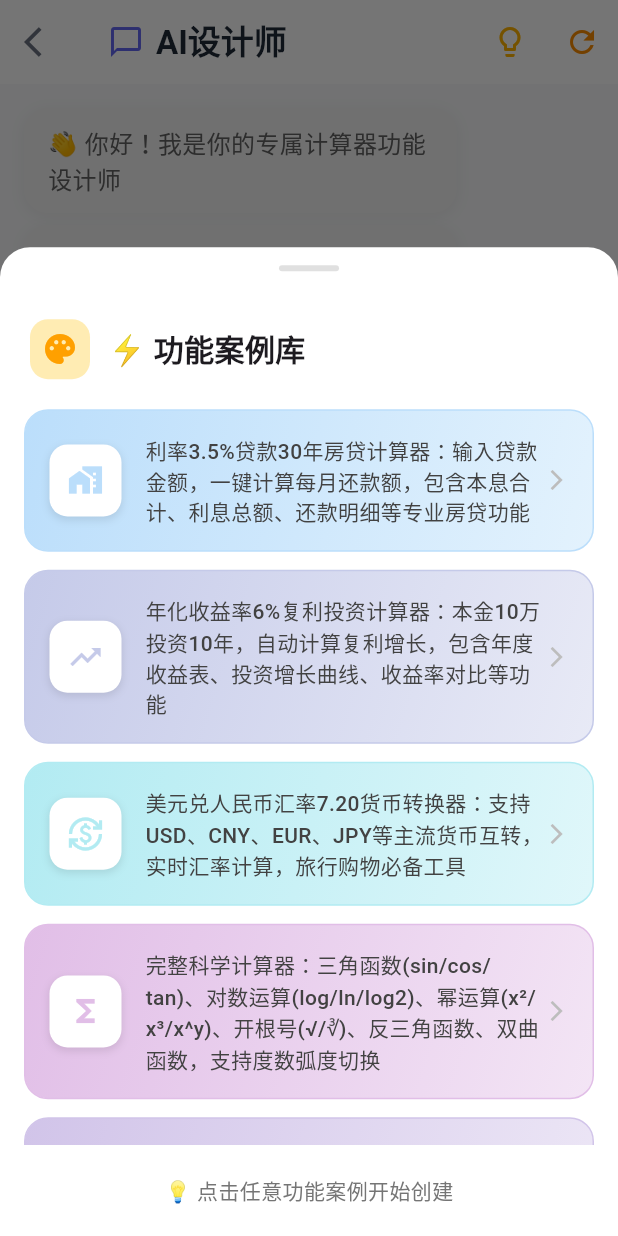
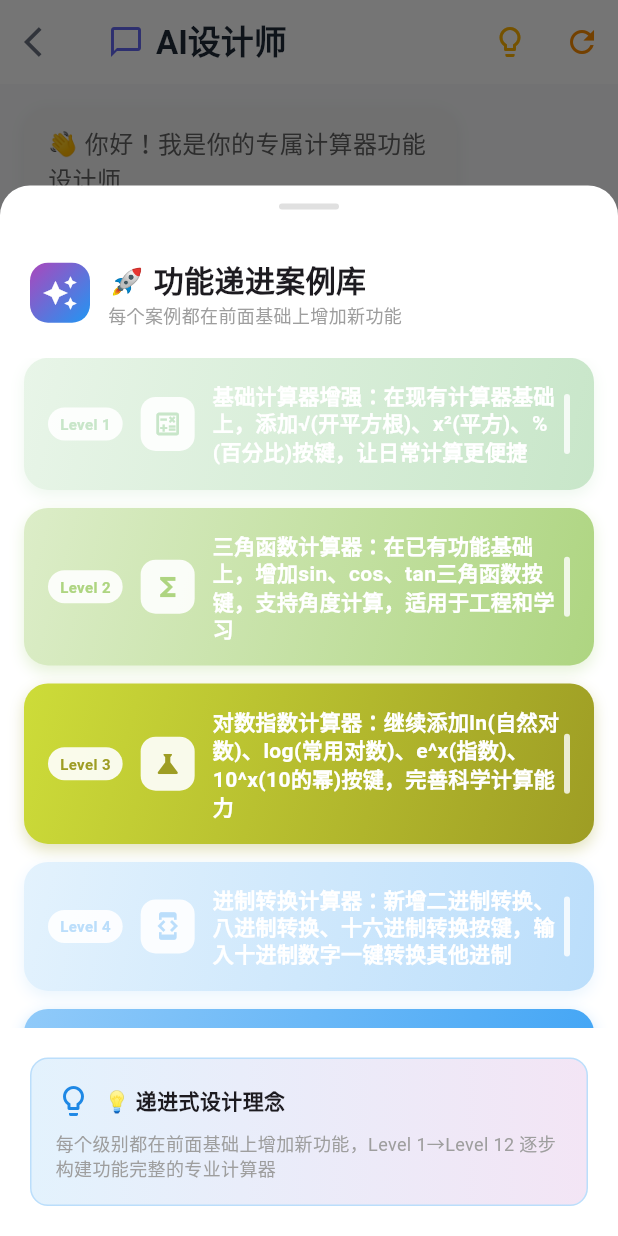
Before and after one commit to visionwise-nick/Queee-Calculator, a Flutter app: the AICustomizeScreen screen opened directly, after a tap on the "lightbulb outline" icon, on a phone screen of 412 x 824 dp. Run offline on Flutter 3.47's test engine with Material 3 defaults, Android fonts, the phone set to English and light mode, and no system bars; our stand-ins replace math_expressions, shared_preferences; accounts and stored records are empty; Roboto replaces fonts that are missing (SF Pro Display).

Commit message:
🚀【版本00094功能递进案例库重构】完全重新设计AI设计师案例库，从互斥式转为递进式增强型案例库：
1）🎯 递进式设计理念创新：案例库从Level 1→Level 12设计，每个级别都在前面基础上增加新功能，不是互相替换而是功能累积增强，用户可以根据需求选择合适的功能级别；

2）🔄 12级功能递进路径：
   - Level 1-3: 基础功能（√/x²/%→三角函数→对数指数）
   - Level 4-6: 专业功能（进制转换→基础金融→房贷专业）
   - Level 7-9: 高级功能（统计分析→组合排列→生活实用）
   - Level 10-12: 终极功能（单位转换→专业工具→全功能超级）；

3）🎨 视觉层级化设计：递进式色彩从绿色→蓝色→紫色→橙色表示功能复杂度升级，级别标签清晰显示进度，图标配色体现功能层次，进度指示器突出递进关系；

4）💡 用户体验提升：案例描述强调'在现有基础上增加'突出递进关系，每个案例都是实际可实现的功能，避免互斥替换带来的功能丢失，提供完整的功能升级路径；

5）🔧 技术实现优化：完全重写_showQuickReplies方法，删除旧的分类式案例结构，新增递进式色彩数组和图标数组，动态级别标签生成，渐变色彩设计增强视觉层次；

从原来的分类互斥式案例库升级为递进增强式案例库，用户可以按需选择功能级别，每个级别都保留前面所有功能并增加新特性，彻底解决了案例间功能冲突的问题

```diff
--- a/lib/screens/ai_customize_screen.dart
+++ b/lib/screens/ai_customize_screen.dart
@@ -322,33 +322,43 @@ class _AICustomizeScreenState extends State<AICustomizeScreen>
     }
   }
 
-
-
-
-
-
-
   void _showQuickReplies() {
     final quickReplies = [
-      // 🏦 金融计算专家级
-      '利率3.5%贷款30年房贷计算器：输入贷款金额，一键计算每月还款额，包含本息合计、利息总额、还款明细等专业房贷功能',
-      '年化收益率6%复利投资计算器：本金10万投资10年，自动计算复利增长，包含年度收益表、投资增长曲线、收益率对比等功能',
-      '美元兑人民币汇率7.20货币转换器：支持USD、CNY、EUR、JPY等主流货币互转，实时汇率计算，旅行购物必备工具',
+      // 🔢 Level 1：基础数学增强 - 在标准计算器基础上增加平方根和百分比
+      '基础计算器增强：在现有计算器基础上，添加√(开平方根)、x²(平方)、%(百分比)按键，让日常计算更便捷',
 
-      // 🔬 科学计算专业级
-      '完整科学计算器：三角函数(sin/cos/tan)、对数运算(log/ln/log2)、幂运算(x²/x³/x^y)、开根号(√/∛)、反三角函数、双曲函数，支持度数弧度切换',
-      '工程师专用计算器：精密计算工具，包含科学常数(π/e)、统计函数(均值/方差/标准差)、组合排列(C/P)、阶乘、倒数等高级数学函数',
-      '程序员进制转换器：支持二进制、八进制、十进制、十六进制互转，位运算(AND/OR/XOR)，编程开发必备工具',
+      // 🔬 Level 2：三角函数扩展 - 继续增加科学计算功能
+      '三角函数计算器：在已有功能基础上，增加sin、cos、tan三角函数按键，支持角度计算，适用于工程和学习',
 
-      // 💼 实用工具专家级
-      'BMI健康指数计算器：输入身高体重自动计算BMI指数，提供健康评估建议，支持国际标准和亚洲标准对比分析',
-      '多功能单位转换器：长度(厘米↔英寸↔英尺)、重量(公斤↔磅↔盎司)、温度(摄氏度↔华氏度)、面积体积转换，生活工作全覆盖',
-      '智能折扣税费计算器：打8折+13%税费一键计算，支持优惠券叠加、会员折扣、税率计算，购物省钱神器',
+      // 📐 Level 3：对数指数增强 - 进一步扩展科学计算
+      '对数指数计算器：继续添加ln(自然对数)、log(常用对数)、e^x(指数)、10^x(10的幂)按键，完善科学计算能力',
 
-      // 🎯 专业定制计算器
-      '餐厅小费计算器：15%/18%/20%小费标准，按人数平摊账单，支持自定义小费比例，聚餐必备工具',
-      '燃油效率计算器：油价8.5元/升，输入里程自动计算油费，支持百公里油耗、每公里成本分析，开车省钱助手',
-      '学生成绩统计器：输入各科分数自动计算平均分、总分、排名预估，支持加权平均、学分计算，学习成绩管理专家',
+      // 🔄 Level 4：进制转换功能 - 添加程序员常用功能
+      '进制转换计算器：新增二进制转换、八进制转换、十六进制转换按键，输入十进制数字一键转换其他进制',
+
+      // 💰 Level 5：金融计算入门 - 添加基本金融功能
+      '基础金融计算器：增加复利计算(本金、利率、年数)和汇率转换(金额、汇率)按键，满足投资理财基本需求',
+
+      // 🏠 Level 6：房贷专业计算 - 专业金融计算扩展
+      '房贷计算器专业版：添加房贷月供计算按键，输入贷款金额、年利率、贷款年限，一键计算每月还款额',
+
+      // 📊 Level 7：统计分析功能 - 数据处理能力
+      '统计分析计算器：新增平均值、标准差、方差、最大值、最小值按键，支持多数字输入进行统计分析',
+
+      // 🔀 Level 8：组合排列数学 - 高级数学功能
+      '组合排列计算器：添加组合C(n,r)、排列P(n,r)、阶乘n!按键，解决概率统计和数学问题',
+
+      // 🏥 Level 9：生活实用工具 - 日常应用扩展
+      '生活实用计算器：增加BMI计算(身高、体重)、小费计算(账单、小费率)、折扣计算(原价、折扣率)按键',
+
+      // 🌡️ Level 10：单位转换大全 - 全方位转换功能
+      '单位转换计算器：添加温度转换(摄氏度↔华氏度)、长度转换(厘米↔英寸)、重量转换(公斤↔磅)按键',
+
+      // 🎯 Level 11：专业定制工具 - 行业专用功能
+      '专业工具计算器：新增燃油效率(里程、油价)、学生成绩(各科分数平均)、餐厅AA(总额、人数)专用按键',
+
+      // 🚀 Level 12：全功能计算器 - 终极完整版
+      '全功能超级计算器：集成所有功能，包含基础运算+科学计算+金融工具+统计分析+单位转换+生活实用，打造专业计算平台',
     ];
 
     showModalBottomSheet(
@@ -356,7 +366,7 @@ class _AICustomizeScreenState extends State<AICustomizeScreen>
       backgroundColor: Colors.transparent,
       isScrollControlled: true,
       builder: (context) => Container(
-        height: MediaQuery.of(context).size.height * 0.8,
+        height: MediaQuery.of(context).size.height * 0.85,
         decoration: const BoxDecoration(
           color: Colors.white,
           borderRadius: BorderRadius.vertical(top: Radius.circular(20)),
@@ -379,15 +389,30 @@ class _AICustomizeScreenState extends State<AICustomizeScreen>
                   Container(
                     padding: const EdgeInsets.all(8),
                     decoration: BoxDecoration(
-                      color: Colors.amber.shade100,
+                      gradient: LinearGradient(
+                        colors: [Colors.purple.shade400, Colors.blue.shade500],
+                        begin: Alignment.topLeft,
+                        end: Alignment.bottomRight,
+                      ),
                       borderRadius: BorderRadius.circular(12),
                     ),
-                    child: Icon(Icons.palette, color: Colors.amber.shade700),
+                    child: const Icon(Icons.auto_awesome, color: Colors.white),
                   ),
                   const SizedBox(width: 12),
-                  const Text(
-                    '⚡ 功能案例库',
-                    style: TextStyle(fontSize: 20, fontWeight: FontWeight.bold),
+                  const Expanded(
+                    child: Column(
+                      crossAxisAlignment: CrossAxisAlignment.start,
+                      children: [
+                        Text(
+                          '🚀 功能递进案例库',
+                          style: TextStyle(fontSize: 20, fontWeight: FontWeight.bold),
+                        ),
+                        Text(
+                          '每个案例都在前面基础上增加新功能',
+                          style: TextStyle(fontSize: 12, color: Colors.grey),
+                        ),
+                      ],
+                    ),
                   ),
                 ],
               ),
@@ -398,109 +423,144 @@ class _AICustomizeScreenState extends State<AICustomizeScreen>
                 itemCount: quickReplies.length,
                 itemBuilder: (context, index) {
                   final reply = quickReplies[index];
-                  final colors = [
-                    // 🏦 金融计算专家级 - 蓝色系
-                    [Colors.blue.shade100, Colors.blue.shade50],
-                    [Colors.indigo.shade100, Colors.indigo.shade50],
-                    [Colors.cyan.shade100, Colors.cyan.shade50],
 
-                    // 🔬 科学计算专业级 - 紫色系
-                    [Colors.purple.shade100, Colors.purple.shade50],
-                    [Colors.deepPurple.shade100, Colors.deepPurple.shade50],
-                    [Colors.teal.shade100, Colors.teal.shade50],
+                  // 递进式色彩设计：从浅到深表示功能的递进
+                  final progressColors = [
+                    // Level 1-3: 基础功能 - 绿色系（简单到复杂）
+                    [const Color(0xFFE8F5E8), const Color(0xFFC8E6C9)], // 浅绿
+                    [const Color(0xFFDCEDC8), const Color(0xFFAED581)], // 中绿
+                    [const Color(0xFFCDDC39), const Color(0xFF9E9D24)], // 深绿
 
-                    // 💼 实用工具专家级 - 绿色系
-                    [Colors.green.shade100, Colors.green.shade50],
-                    [Colors.lightGreen.shade100, Colors.lightGreen.shade50],
-                    [Colors.orange.shade100, Colors.orange.shade50],
+                    // Level 4-6: 专业功能 - 蓝色系（进阶功能）
+                    [const Color(0xFFE3F2FD), const Color(0xFFBBDEFB)], // 浅蓝
+                    [const Color(0xFF90CAF9), const Color(0xFF42A5F5)], // 中蓝
+                    [const Color(0xFF2196F3), const Color(0xFF1976D2)], // 深蓝
 
-                    // 🎯 专业定制计算器 - 暖色系
-                    [Colors.pink.shade100, Colors.pink.shade50],
-                    [Colors.amber.shade100, Colors.amber.shade50],
-                    [Colors.red.shade100, Colors.red.shade50],
+                    // Level 7-9: 高级功能 - 紫色系（高级功能）
+                    [const Color(0xFFF3E5F5), const Color(0xFFCE93D8)], // 浅紫
+                    [const Color(0xFFBA68C8), const Color(0xFF9C27B0)], // 中紫
+                    [const Color(0xFF8E24AA), const Color(0xFF6A1B9A)], // 深紫
+
+                    // Level 10-12: 终极功能 - 橙色系（专家级）
+                    [const Color(0xFFFFF3E0), const Color(0xFFFFCC02)], // 浅橙
+                    [const Color(0xFFFFB74D), const Color(0xFFFF9800)], // 中橙
+                    [const Color(0xFFFF6F00), const Color(0xFFE65100)], // 深橙
                   ];
 
-                  final colorPair = colors[index % colors.length];
-                  final icons = [
-                    // 🏦 金融计算专家级
-                    Icons.home_work,           // 房贷计算器
-                    Icons.trending_up,         // 复利投资计算器
-                    Icons.currency_exchange,   // 货币转换器
+                  final colorPair = progressColors[index % progressColors.length];
 
-                    // 🔬 科学计算专业级
-                    Icons.functions,           // 完整科学计算器
-                    Icons.engineering,         // 工程师专用计算器
-                    Icons.developer_mode,      // 程序员进制转换器
+                  // 递进式图标设计
+                  final progressIcons = [
+                    // Level 1-3: 基础功能图标
+                    Icons.calculate_outlined,        // 基础增强
+                    Icons.functions,                 // 三角函数
+                    Icons.science,                   // 对数指数
 
-                    // 💼 实用工具专家级
-                    Icons.health_and_safety,   // BMI健康指数计算器
-                    Icons.swap_horiz,          // 多功能单位转换器
-                    Icons.local_offer,         // 智能折扣税费计算器
+                    // Level 4-6: 专业功能图标
+                    Icons.developer_mode,            // 进制转换
+                    Icons.account_balance,           // 基础金融
+                    Icons.home_work,                 // 房贷专业
 
-                    // 🎯 专业定制计算器
-                    Icons.restaurant,          // 餐厅小费计算器
-                    Icons.local_gas_station,   // 燃油效率计算器
-                    Icons.school,              // 学生成绩统计器
+                    // Level 7-9: 高级功能图标
+                    Icons.analytics,                 // 统计分析
+                    Icons.scatter_plot,              // 组合排列
+                    Icons.healing,                   // 生活实用
+
+                    // Level 10-12: 终极功能图标
+                    Icons.swap_horiz,                // 单位转换
+                    Icons.precision_manufacturing,   // 专业工具
+                    Icons.rocket_launch,             // 全功能超级
+                  ];
+
+                  final icon = progressIcons[index % progressIcons.length];
+
+                  // 递进式级别标签
+                  final levelLabels = [
+                    'Level 1', 'Level 2', 'Level 3', 'Level 4',
+                    'Level 5', 'Level 6', 'Level 7', 'Level 8',
+                    'Level 9', 'Level 10', 'Level 11', 'Level 12'
                   ];
 
                   return Container(
                     margin: const EdgeInsets.only(bottom: 12),
+                    decoration: BoxDecoration(
+                      gradient: LinearGradient(
+                        colors: colorPair,
+                        begin: Alignment.topLeft,
+                        end: Alignment.bottomRight,
+                      ),
+                      borderRadius: BorderRadius.circular(16),
+                      boxShadow: [
+                        BoxShadow(
+                          color: colorPair[1].withOpacity(0.3),
+                          blurRadius: 8,
+                          offset: const Offset(0, 4),
+                        ),
+                      ],
+                    ),
                     child: Material(
                       color: Colors.transparent,
                       child: InkWell(
+                        borderRadius: BorderRadius.circular(16),
                         onTap: () {
                           Navigator.pop(context);
                           _sendMessage(reply);
                         },
-                        borderRadius: BorderRadius.circular(16),
-                        child: Container(
+                        child: Padding(
                           padding: const EdgeInsets.all(16),
-                          decoration: BoxDecoration(
-                            gradient: LinearGradient(
-                              colors: colorPair,
-                              begin: Alignment.topLeft,
-                              end: Alignment.bottomRight,
-                            ),
-                            borderRadius: BorderRadius.circular(16),
-                            border: Border.all(color: colorPair[0]),
-                          ),
                           child: Row(
                             children: [
+                              // 级别标签
                               Container(
-                                padding: const EdgeInsets.all(12),
+                                padding: const EdgeInsets.symmetric(horizontal: 8, vertical: 4),
                                 decoration: BoxDecoration(
-                                  color: Colors.white,
+                                  color: Colors.white.withOpacity(0.9),
                                   borderRadius: BorderRadius.circular(12),
-                                  boxShadow: [
-                                    BoxShadow(
-                                      color: Colors.black.withOpacity(0.1),
-                                      blurRadius: 4,
-                                      offset: const Offset(0, 2),
-                                    ),
-                                  ],
+                                ),
+                                child: Text(
+                                  levelLabels[index],
+                                  style: TextStyle(
+                                    fontSize: 10,
+                                    fontWeight: FontWeight.bold,
+                                    color: colorPair[1],
+                                  ),
+                                ),
+                              ),
+                              const SizedBox(width: 12),
+                              // 功能图标
+                              Container(
+                                padding: const EdgeInsets.all(8),
+                                decoration: BoxDecoration(
+                                  color: Colors.white.withOpacity(0.9),
+                                  borderRadius: BorderRadius.circular(10),
                                 ),
                                 child: Icon(
-                                  icons[index % icons.length],
-                                  color: colorPair[0],
-                                  size: 24,
+                                  icon,
+                                  color: colorPair[1],
+                                  size: 20,
                                 ),
                               ),
-                              const SizedBox(width: 16),
+                              const SizedBox(width: 12),
+                              // 案例描述
                               Expanded(
                                 child: Text(
                                   reply,
-              style: TextStyle(
+                                  style: const TextStyle(
                                     fontSize: 14,
-                                    height: 1.4,
-                                    color: Colors.grey.shade800,
-                                    fontWeight: FontWeight.w500,
+                                    fontWeight: FontWeight.w600,
+                                    color: Colors.white,
+                                    height: 1.3,
                                   ),
                                 ),
                               ),
-                              Icon(
-                                Icons.arrow_forward_ios,
-                                size: 16,
-                                color: Colors.grey.shade400,
+                              // 进度指示器
+                              Container(
+                                width: 4,
+                                height: 40,
+                                decoration: BoxDecoration(
+                                  color: Colors.white.withOpacity(0.8),
+                                  borderRadius: BorderRadius.circular(2),
+                                ),
                               ),
                             ],
                           ),
@@ -511,14 +571,42 @@ class _AICustomizeScreenState extends State<AICustomizeScreen>
                 },
               ),
             ),
-
             Padding(
               padding: const EdgeInsets.all(20),
-              child: Text(
-                '💡 点击任意功能案例开始创建',
-              style: TextStyle(
-                  color: Colors.grey.shade600,
-                fontSize: 14,
+              child: Container(
+                padding: const EdgeInsets.all(16),
+                decoration: BoxDecoration(
+                  gradient: LinearGradient(
+                    colors: [Colors.blue.shade50, Colors.purple.shade50],
+                  ),
+                  borderRadius: BorderRadius.circular(12),
+                  border: Border.all(color: Colors.blue.shade100),
+                ),
+                child: Column(
+                  children: [
+                    Row(
+                      children: [
+                        Icon(Icons.lightbulb_outline, color: Colors.blue.shade600),
+                        const SizedBox(width: 8),
+                        const Text(
+                          '💡 递进式设计理念',
+                          style: TextStyle(
+                            fontWeight: FontWeight.bold,
+                            fontSize: 14,
+                          ),
+                        ),
+                      ],
+                    ),
+                    const SizedBox(height: 8),
+                    const Text(
+                      '每个级别都在前面基础上增加新功能，Level 1→Level 12 逐步构建功能完整的专业计算器',
+                      style: TextStyle(
+                        fontSize: 12,
+                        color: Colors.grey,
+                        height: 1.3,
+                      ),
+                    ),
+                  ],
                 ),
               ),
             ),
@@ -587,8 +675,6 @@ class _AICustomizeScreenState extends State<AICustomizeScreen>
       ),
     );
   }
-
-
 
   Widget _buildMessageBubble(ConversationMessage message, int index) {
     final isUser = message.type == MessageType.user;
```
